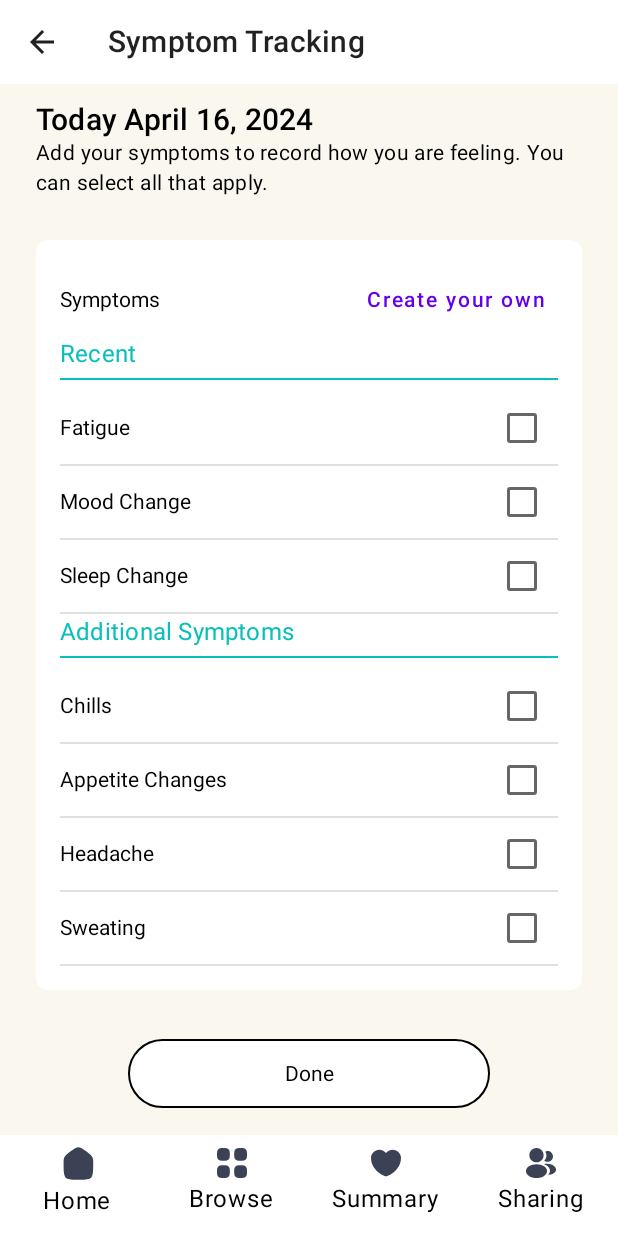
After one commit to Yilendi/5120MentalHealth, an Android app built with Jetpack Compose: the SymptomsScreen screen opened through its navigation route, on a phone screen of 412 x 824 dp. The commit adds this screen. Run offline under Robolectric (Android 15) with nearby library versions, the phone set to English and light mode, and no system bars.

Commit message:
feat: changes

```diff
--- a/CIS5120MentalHealth/app/src/main/java/com/example/cis5120mentalhealth/HomeScreen.kt
+++ b/CIS5120MentalHealth/app/src/main/java/com/example/cis5120mentalhealth/HomeScreen.kt
@@ -16,6 +16,8 @@ import androidx.compose.material.TextField
 import androidx.compose.material.icons.Icons
 import androidx.compose.material.icons.filled.Add
 import androidx.compose.material.icons.filled.ChevronRight
+import androidx.compose.material.icons.filled.Delete
+import androidx.compose.material.icons.filled.Remove
 import androidx.compose.material3.MaterialTheme.colorScheme
 import androidx.compose.runtime.Composable
 import androidx.compose.runtime.getValue
@@ -105,6 +107,12 @@ fun HealthCard(item: ItemDetails, navController: NavController) {
 
     var isExpanded by remember { mutableStateOf(false) }
 
+    val iconImage = when {
+        item.action == "add" && isExpanded -> Icons.Default.Remove
+        item.action == "add" && !isExpanded -> Icons.Default.Add
+        else -> Icons.Default.ChevronRight
+    }
+
     Card(
         modifier = Modifier
             .fillMaxWidth()
@@ -145,8 +153,10 @@ fun HealthCard(item: ItemDetails, navController: NavController) {
                 }
 
                 Icon(
-                    imageVector = if (item.action == "add") Icons.Default.Add else Icons.Default.ChevronRight, // Plus sign icon
-                    contentDescription = "Add",
+                    imageVector = iconImage,
+                    contentDescription = if (item.action == "add") {
+                        if (isExpanded) "Collapse" else "Expand"
+                    } else "Navigate",
                     modifier = Modifier
                         .padding(end = 12.dp) // Padding from the end of the Card
                         .size(26.dp) // Size of the icon
--- a/CIS5120MentalHealth/app/src/main/java/com/example/cis5120mentalhealth/MainActivity.kt
+++ b/CIS5120MentalHealth/app/src/main/java/com/example/cis5120mentalhealth/MainActivity.kt
@@ -1,9 +1,11 @@
 package com.example.cis5120mentalhealth
 
+import android.os.Build
 import android.os.Bundle
 import android.util.Log
 import androidx.activity.ComponentActivity
 import androidx.activity.compose.setContent
+import androidx.annotation.RequiresApi
 import androidx.compose.foundation.layout.Box
 import androidx.compose.foundation.layout.Column
 import androidx.compose.foundation.layout.fillMaxSize
@@ -61,10 +63,12 @@ fun Navigation() {
 }
 
 
+@RequiresApi(Build.VERSION_CODES.O)
 @Composable
 fun mainAppGraph(navController: NavHostController) {
     // Observes changes in the back stack and gets the current back stack entry
     val navBackStackEntry by navController.currentBackStackEntryAsState()
+    val viewModel : SymptomsViewModel = viewModel()
 
     // Function to toggle the popup visibility
     // Side-effect to log changes in navigation
@@ -91,7 +95,11 @@ fun mainAppGraph(navController: NavHostController) {
             }
 
             composable("mood") {
-                MoodScreenWithOverlay(navController)
+                MoodScreenWithOverlay(viewModel, navController)
+            }
+
+            composable("symptoms") {
+                SymptomsScreen(viewModel, navController)
             }
 
             composable("browse") {
--- a/CIS5120MentalHealth/app/src/main/java/com/example/cis5120mentalhealth/MoodScreen.kt
+++ b/CIS5120MentalHealth/app/src/main/java/com/example/cis5120mentalhealth/MoodScreen.kt
@@ -56,7 +56,7 @@ import kotlinx.coroutines.launch
 
 @OptIn(ExperimentalMaterialApi::class)
 @Composable
-fun MoodScreenWithOverlay(navController: NavController) {
+fun MoodScreenWithOverlay(viewModel: SymptomsViewModel, navController: NavController) {
 
     val state = rememberModalBottomSheetState(ModalBottomSheetValue.Expanded)
     val scope = rememberCoroutineScope()
@@ -72,7 +72,7 @@ fun MoodScreenWithOverlay(navController: NavController) {
         },
         scrimColor = Color.Transparent
     ) {
-        MoodScreen(navController)
+        MoodScreen(viewModel, navController)
     }
 }
 
--- /dev/null
+++ b/CIS5120MentalHealth/app/src/main/java/com/example/cis5120mentalhealth/SymptomsScreen.kt
@@ -0,0 +1,277 @@
+package com.example.cis5120mentalhealth
+import android.os.Build
+import androidx.activity.compose.BackHandler
+import androidx.annotation.RequiresApi
+import androidx.compose.foundation.BorderStroke
+import androidx.compose.foundation.background
+import androidx.compose.foundation.border
+import androidx.compose.foundation.clickable
+import androidx.compose.foundation.layout.Arrangement
+import androidx.compose.foundation.layout.Box
+import androidx.compose.foundation.layout.Column
+import androidx.compose.foundation.layout.Row
+import androidx.compose.foundation.layout.Spacer
+import androidx.compose.foundation.layout.fillMaxSize
+import androidx.compose.foundation.layout.fillMaxWidth
+import androidx.compose.foundation.layout.height
+import androidx.compose.foundation.layout.padding
+import androidx.compose.foundation.layout.size
+import androidx.compose.foundation.layout.width
+import androidx.compose.foundation.shape.CircleShape
+import androidx.compose.foundation.shape.RoundedCornerShape
+import androidx.compose.material.BottomSheetState
+import androidx.compose.material.BottomSheetValue
+import androidx.compose.material.Card
+import androidx.compose.material.Checkbox
+import androidx.compose.material.Divider
+import androidx.compose.material3.ButtonDefaults
+import androidx.compose.material.ExperimentalMaterialApi
+import androidx.compose.material.Icon
+import androidx.compose.material.IconButton
+import androidx.compose.material.MaterialTheme
+import androidx.compose.material.ModalBottomSheetLayout
+import androidx.compose.material.ModalBottomSheetValue
+import androidx.compose.material.Scaffold
+import androidx.compose.material.Text
+import androidx.compose.material.TextButton
+import androidx.compose.material.TopAppBar
+import androidx.compose.material.icons.Icons
+import androidx.compose.material.icons.filled.AccountCircle
+import androidx.compose.material.icons.filled.Add
+import androidx.compose.material.icons.filled.ArrowBack
+import androidx.compose.material.icons.filled.ChevronRight
+import androidx.compose.material.rememberModalBottomSheetState
+import androidx.compose.material3.Button
+import androidx.compose.material3.ExperimentalMaterial3Api
+import androidx.compose.material3.OutlinedButton
+import androidx.compose.material3.rememberBottomSheetScaffoldState
+import androidx.compose.runtime.Composable
+import androidx.compose.runtime.getValue
+import androidx.compose.runtime.mutableStateOf
+import androidx.compose.runtime.remember
+import androidx.compose.runtime.rememberCoroutineScope
+import androidx.compose.runtime.setValue
+import androidx.compose.ui.Alignment
+import androidx.compose.ui.Modifier
+import androidx.compose.ui.draw.clip
+import androidx.compose.ui.graphics.Color
+import androidx.compose.ui.res.painterResource
+import androidx.compose.ui.text.style.LineHeightStyle
+import androidx.compose.ui.text.style.TextAlign
+import androidx.compose.ui.unit.dp
+import androidx.navigation.NavController
+import kotlinx.coroutines.launch
+import java.time.LocalDate
+import java.time.format.DateTimeFormatter
+
+@RequiresApi(Build.VERSION_CODES.O)
+@Composable
+fun SymptomsScreen(viewModel: SymptomsViewModel, navController: NavController) {
+    val currentDate = LocalDate.now()
+    val formatter = DateTimeFormatter.ofPattern("MMMM dd, yyyy")
+    val formattedDate = currentDate.format(formatter)
+    Scaffold(
+        topBar = {
+            TopAppBar(
+                backgroundColor = Color.White,
+                title = { Text("Symptom Tracking") },
+                navigationIcon = {
+                    IconButton(onClick = { navController.navigateUp() }) {
+                        Icon(Icons.Filled.ArrowBack, "Back")
+                    }
+                },
+                elevation = 0.dp
+            )
+        }
+    ) { innerPadding ->
+        Box(
+            modifier = Modifier
+                .fillMaxSize()
+                .background(Color(0xFFFAF7EF)) // Apply the custom background color here
+                .padding(innerPadding) // Apply the padding from Scaffold
+        ) {
+            Column(
+                modifier = Modifier
+                    .padding(innerPadding)
+                    .padding(top = 12.dp)
+                    .padding(horizontal = 24.dp)
+                    .background(Color(0xFFFAF7EF))
+            ) {
+                Text(
+                    text = "Today $formattedDate",
+                    style = MaterialTheme.typography.h6, // large text
+                    modifier = Modifier.align(Alignment.Start)
+                )
+                Text(
+                    text = "Add your symptoms to record how you are feeling. You can select all that apply. ",
+                    style = MaterialTheme.typography.body2, // small text
+                    modifier = Modifier.align(Alignment.Start)
+                )
+                Box(
+                    modifier = Modifier
+                        .fillMaxWidth()
+                        .padding(top = 28.dp)
+                        .clip(RoundedCornerShape(8.dp))
+                        .background(Color.White)
+                ) {
+                    Column(
+                        modifier = Modifier.padding(16.dp)
+                    ) {
+                        Row(
+                            verticalAlignment = Alignment.CenterVertically,
+                            modifier = Modifier.fillMaxWidth()
+                        ) {
+                            Text(
+                                "Symptoms",
+                                modifier = Modifier.weight(1f)
+                            )
+                            TextButton(onClick = { /* TODO: Implement navigation */ }) {
+                                Text("Create your own")
+                            }
+                        }
+                        Text(
+                            "Recent",
+                            style = MaterialTheme.typography.subtitle1,
+                            color = Color(0xFF07C0BA)
+                        )
+                        Spacer(modifier = Modifier.height(4.dp))
+                        Divider(color = Color(0xFF07C0BA))
+                        Spacer(modifier = Modifier.height(8.dp))
+
+                        SymptomsList(
+                            symptoms = viewModel.symptomsGroup1,
+                            checkedStates = viewModel.checkedStatesGroup1,
+                            onCheckedChange = { symptom, isChecked ->
+                                viewModel.checkedStatesGroup1[symptom] = isChecked
+                            }
+                        )
+
+                        Text(
+                            "Additional Symptoms",
+                            style = MaterialTheme.typography.subtitle1,
+                            color = Color(0xFF07C0BA)
+                        )
+                        Spacer(modifier = Modifier.height(4.dp))
+                        Divider(color = Color(0xFF07C0BA))
+                        Spacer(modifier = Modifier.height(8.dp))
+
+                        SymptomsList(
+                            symptoms = viewModel.symptomsGroup2,
+                            checkedStates = viewModel.checkedStatesGroup2,
+                            onCheckedChange = { symptom, isChecked ->
+                                viewModel.checkedStatesGroup2[symptom] = isChecked
+                            }
+                        )
+
+                    }
+                }
+                Spacer(modifier = Modifier.height(32.dp))
+                Box(
+                    contentAlignment = Alignment.Center, // Centers the contents within the Box
+                    modifier = Modifier.fillMaxWidth() // Ensures the Box fills the available space
+                ) {
+                    OutlinedButton(
+                        onClick = { navController.navigateUp() },
+                        modifier = Modifier
+                            .size(width = 241.dp, height = 46.dp),
+                        colors = ButtonDefaults.outlinedButtonColors(
+                            containerColor = Color.White, // Adjust as necessary
+                            contentColor = Color.Black
+                        ),
+                        border = BorderStroke(1.dp, Color.Black)
+                    ) {
+                        Text("Done", color = Color.Black)
+                    }
+                }
+
+            }
+        }
+
+    }
+}
+
+@Composable
+fun SymptomsList(symptoms: List<String>, checkedStates: Map<String, Boolean>, onCheckedChange: (String, Boolean) -> Unit) {
+    Column {
+        symptoms.forEach { symptom ->
+            Row(
+                verticalAlignment = Alignment.CenterVertically,
+                modifier = Modifier
+                    .fillMaxWidth()
+            ) {
+                Text(symptom, modifier = Modifier.weight(1f))
+                Checkbox(
+                    checked = checkedStates[symptom] ?: false,
+                    onCheckedChange = { newValue -> onCheckedChange(symptom, newValue) }
+                )
+            }
+            Divider()
+        }
+    }
+}
+
+
+@Composable
+fun SummaryCard(item: ItemDetails) {
+    // Assuming the context is available to resolve the drawable ID from the name
+    // This is a simplified way to map a string name to a drawable resource.
+    // In a real app, especially for more complex or dynamic image loading,
+    // consider using a library like Coil which can handle resource loading more gracefully
+    var showDialog by remember { mutableStateOf(false) }
+    SummaryDialog(showDialog = showDialog, onDismiss = { showDialog = false })
+
+    Card(
+        modifier = Modifier
+            .width(345.dp)
+            .padding(vertical = 8.dp)
+            .height( 82.dp), // Adjust height based on expanded state
+        elevation = 0.dp,
+        backgroundColor = Color(0xFFFAF7EF)
+    ) {
+        Column {
+            Row(modifier = Modifier.height(82.dp), verticalAlignment = Alignment.CenterVertically) {
+                Box(
+                    modifier = Modifier
+                        .weight(1f)
+                        .padding(start = 10.dp, top = 12.dp, end = 54.dp, bottom = 12.dp)
+                ) {
+                    Column {
+                        Row(verticalAlignment = Alignment.CenterVertically) {
+                            Text(
+                                text = item.imageName,
+                                style = MaterialTheme.typography.body1
+                            )
+                            Spacer(modifier = Modifier.width(8.dp))
+                            Text(
+                                text = item.title,
+                                style = MaterialTheme.typography.body1
+                            )
+                        }
+                        // Assuming item.description might contain multiple lines.
+                        // Splitting by newline character to treat as separate texts.
+                        item.description.split("\n").forEach { line ->
+                            Text(
+                                text = line,
+                                style = MaterialTheme.typography.body2,
+                                modifier = Modifier.padding(start = 30.dp, top = 4.dp)
+                            )
+                        }
+                    }
+                }
+
+                Icon(
+                    imageVector = if (item.action == "add") Icons.Default.Add else Icons.Default.ChevronRight, // Plus sign icon
+                    contentDescription = "Add",
+                    modifier = Modifier
+                        .padding(end = 12.dp) // Padding from the end of the Card
+                        .size(26.dp) // Size of the icon
+                        .clip(CircleShape) // Clip to make the icon round
+                        .clickable {
+                            showDialog = true
+                        }
+                )
+            }
+
+        }
+    }
+}
--- /dev/null
+++ b/CIS5120MentalHealth/app/src/main/java/com/example/cis5120mentalhealth/SymptomsViewModel.kt
@@ -0,0 +1,18 @@
+package com.example.cis5120mentalhealth
+
+import androidx.compose.runtime.mutableStateListOf
+import androidx.compose.runtime.mutableStateMapOf
+import androidx.lifecycle.ViewModel
+
+class SymptomsViewModel : ViewModel() {
+    // Maps of symptoms and their checked states
+    val symptomsGroup1 = mutableStateListOf("Fatigue", "Mood Change", "Sleep Change")
+    val checkedStatesGroup1 = mutableStateMapOf<String, Boolean>().apply {
+        symptomsGroup1.forEach { put(it, false) }
+    }
+
+    val symptomsGroup2 = mutableStateListOf("Chills", "Appetite Changes", "Headache", "Sweating")
+    val checkedStatesGroup2 = mutableStateMapOf<String, Boolean>().apply {
+        symptomsGroup2.forEach { put(it, false) }
+    }
+}
```
Also changed, not shown: CIS5120MentalHealth/app/src/main/java/com/example/cis5120mentalhealth/MoodDetails.kt (+46 -24 lines).
